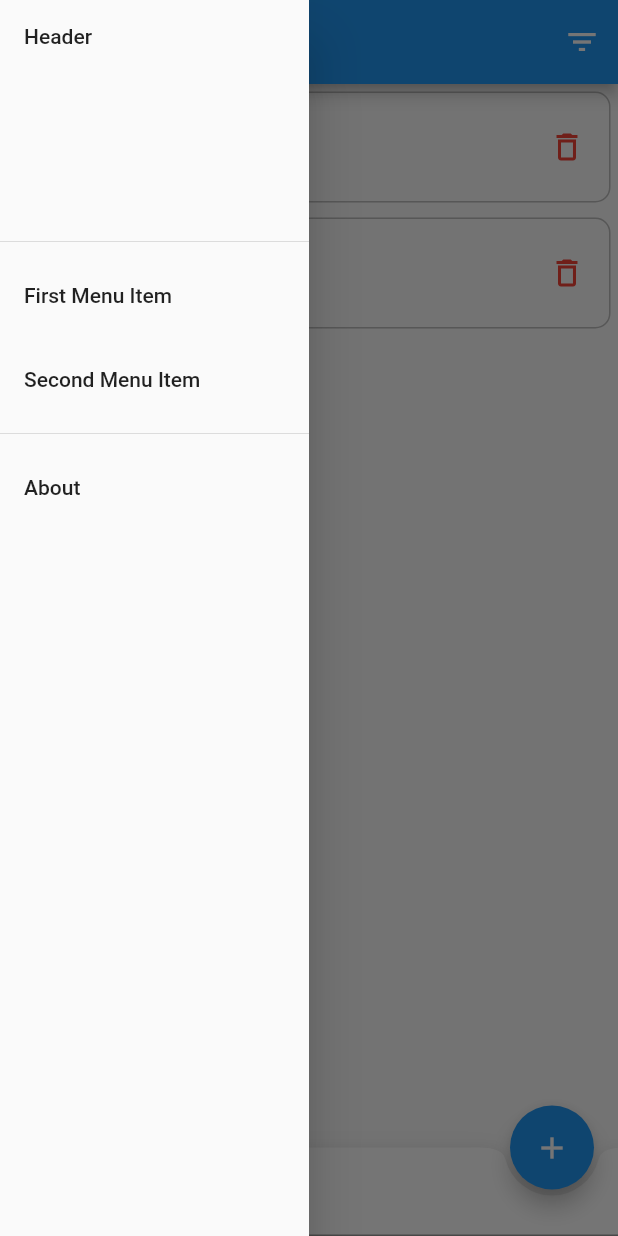
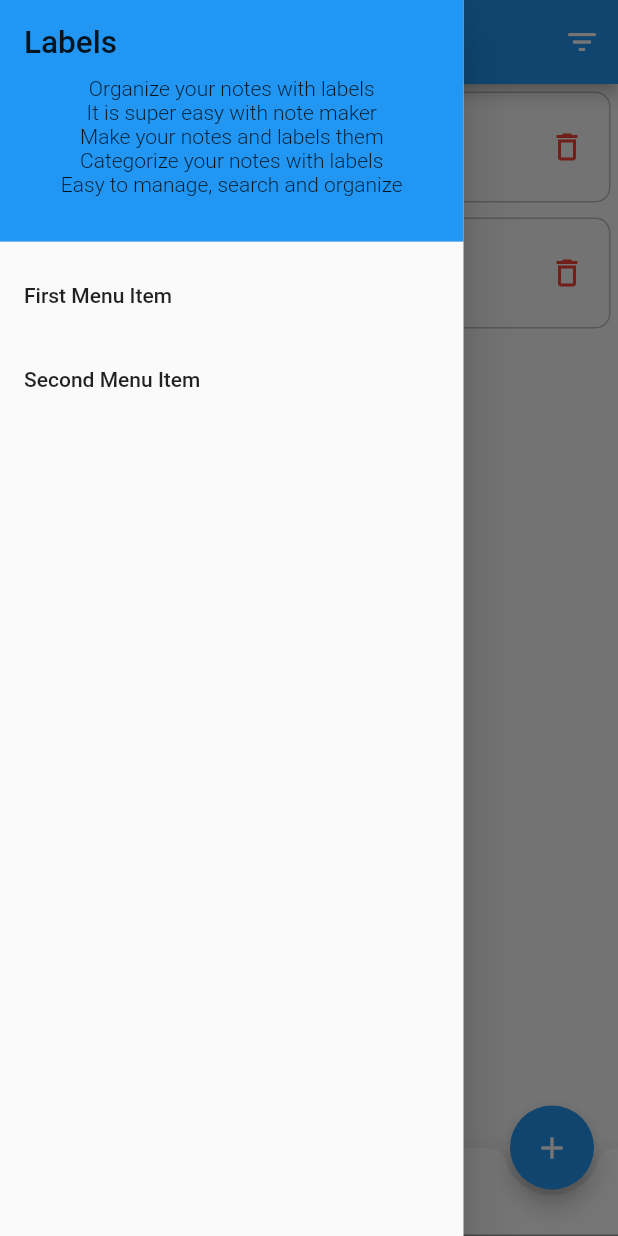
Before and after one commit to yashodgayashan/note-keeper-app, a Flutter app: the screen it shows after launch, with the side drawer open, on a phone screen of 412 x 824 dp. Run offline on Flutter 3.47's test engine with Material 2 defaults, Android fonts, the phone set to English and light mode, and no system bars; our stand-ins replace sqflite; accounts and stored records are empty.

Commit message:
Added left drawer header

```diff
--- a/lib/screens/first_page.dart
+++ b/lib/screens/first_page.dart
@@ -139,13 +139,11 @@ class _MainMenuState extends State<MainMenu> {
   Widget getDrawer(double width) {
     return SafeArea(
       child: Container(
-        width: width / 2,
+        width: (3 * width) / 4,
         child: Drawer(
           child: ListView(
             children: <Widget>[
-              DrawerHeader(
-                child: Text('Header'),
-              ),
+              getLeftDrawerHeader(),
               ListTile(
                 title: Text('First Menu Item'),
                 onTap: () {},
@@ -154,17 +152,50 @@ class _MainMenuState extends State<MainMenu> {
                 title: Text('Second Menu Item'),
                 onTap: () {},
               ),
-              Divider(),
-              ListTile(
-                title: Text('About'),
-                onTap: () {},
-              ),
             ],
           ),
         ),
       ),
     );
   }
+
+  Widget getLeftDrawerHeader() {
+    return DrawerHeader(
+      child: Column(
+        children: <Widget>[
+          Align(
+            alignment: Alignment.centerLeft,
+            child: Container(
+              child: Text(
+                'Labels',
+                textScaleFactor: 1.5,
+                textAlign: TextAlign.left,
+              ),
+            ),
+          ),
+          SizedBox(
+            height: 10.0,
+          ),
+          Align(
+            child: Container(
+              child: Text(
+                "Organize your notes with labels \nIt is super easy with note maker "
+                "\nMake your notes and labels them \nCategorize your notes with labels "
+                "\nEasy to manage, search and organize  ",
+                style: TextStyle(fontWeight: FontWeight.w300),
+                textAlign: TextAlign.center,
+              ),
+            ),
+            alignment: Alignment.center,
+          ),
+        ],
+      ),
+      decoration: BoxDecoration(
+        color: Colors.blue,
+      ),
+    );
+  }
+
 
   Widget getBottomNavigationBar() {
     return BottomAppBar(
```
